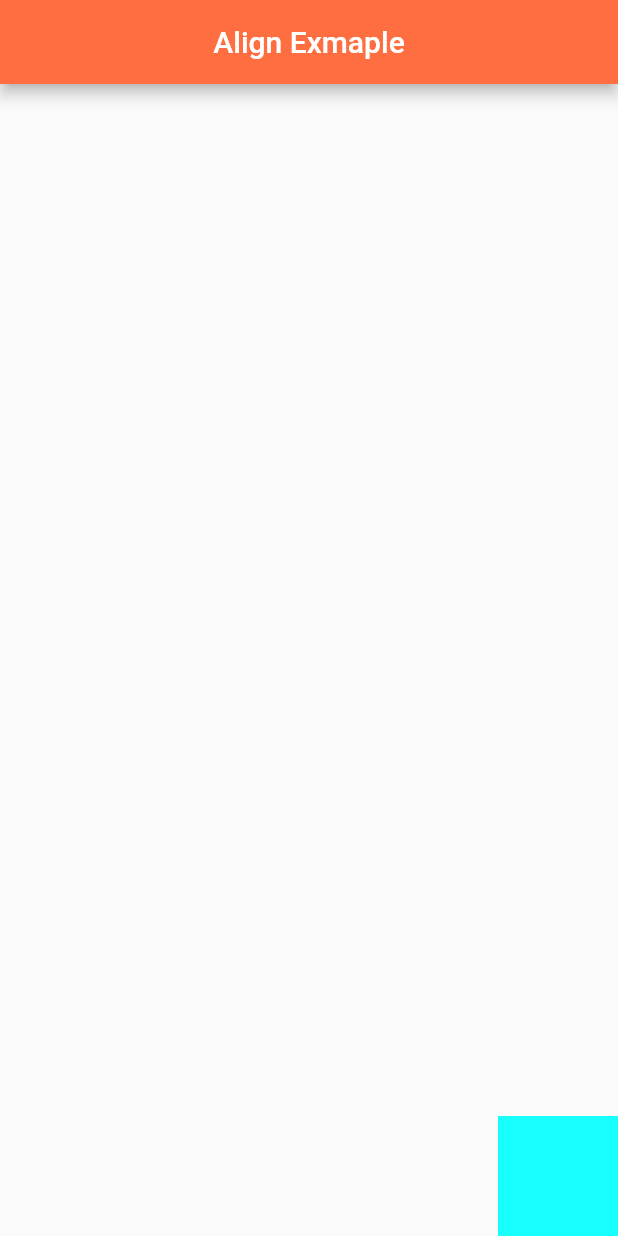
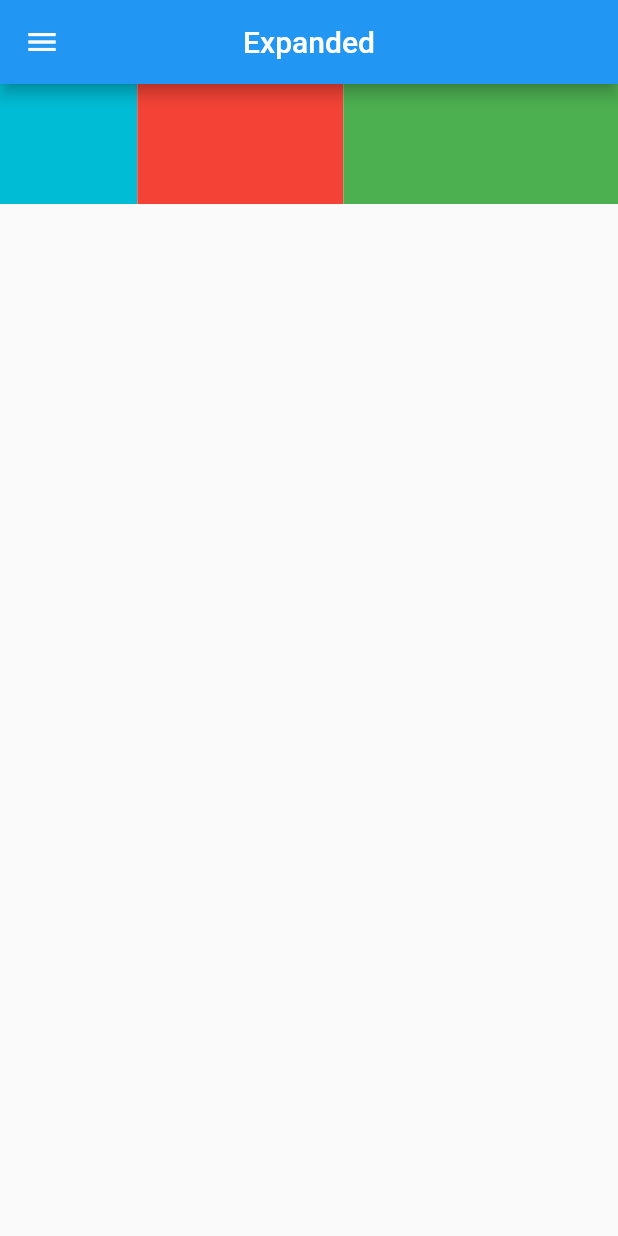
Before and after one commit to omar6260/30DAYOF-FLUTTER, a Flutter app: the screen it shows after launch, on a phone screen of 412 x 824 dp. Run offline on Flutter 3.47's test engine with Material 2 defaults, Android fonts, the phone set to English and light mode, and no system bars.

Commit message:
adding to expanding layout

```diff
--- a/flutter_exmple/lib/main.dart
+++ b/flutter_exmple/lib/main.dart
@@ -1,4 +1,5 @@
 import 'package:flutter/material.dart';
+import 'package:flutter_exmple/widgets/Expanded.dart';
 import 'package:flutter_exmple/widgets/Row.dart';
 import 'package:flutter_exmple/widgets/align.dart';
 import 'package:flutter_exmple/widgets/center.dart';
@@ -20,7 +21,7 @@ class MyApp extends StatelessWidget {
       theme: ThemeData(
         primarySwatch: Colors.blue,
       ),
-      home: AlignExample(),
+      home: ExpandedExample(),
     );
   }
 }
--- /dev/null
+++ b/flutter_exmple/lib/widgets/Expanded.dart
@@ -0,0 +1,48 @@
+import 'package:flutter/material.dart';
+
+class ExpandedExample extends StatelessWidget {
+  const ExpandedExample({Key? key}) : super(key: key);
+
+  @override
+  Widget build(BuildContext context) {
+    return Scaffold(
+        appBar: AppBar(
+          title: Text('Expanded'),
+          leading: Icon(
+            Icons.menu_outlined,
+          ),
+          centerTitle: true,
+        ),
+        body: Center(
+          child: Column(
+            children: [
+              Row(
+                children: [
+                  Expanded(
+                    child: Container(
+                      color: Colors.cyan,
+                      height: 80,
+                    ),
+                    flex: 2,
+                  ),
+                  Expanded(
+                    child: Container(
+                      color: Colors.red,
+                      height: 80,
+                    ),
+                    flex: 3,
+                  ),
+                  Expanded(
+                    child: Container(
+                      color: Colors.green,
+                      height: 80,
+                    ),
+                    flex: 4,
+                  ),
+                ],
+              ),
+            ],
+          ),
+        ));
+  }
+}
```
Also changed, not shown: 1 other file.
